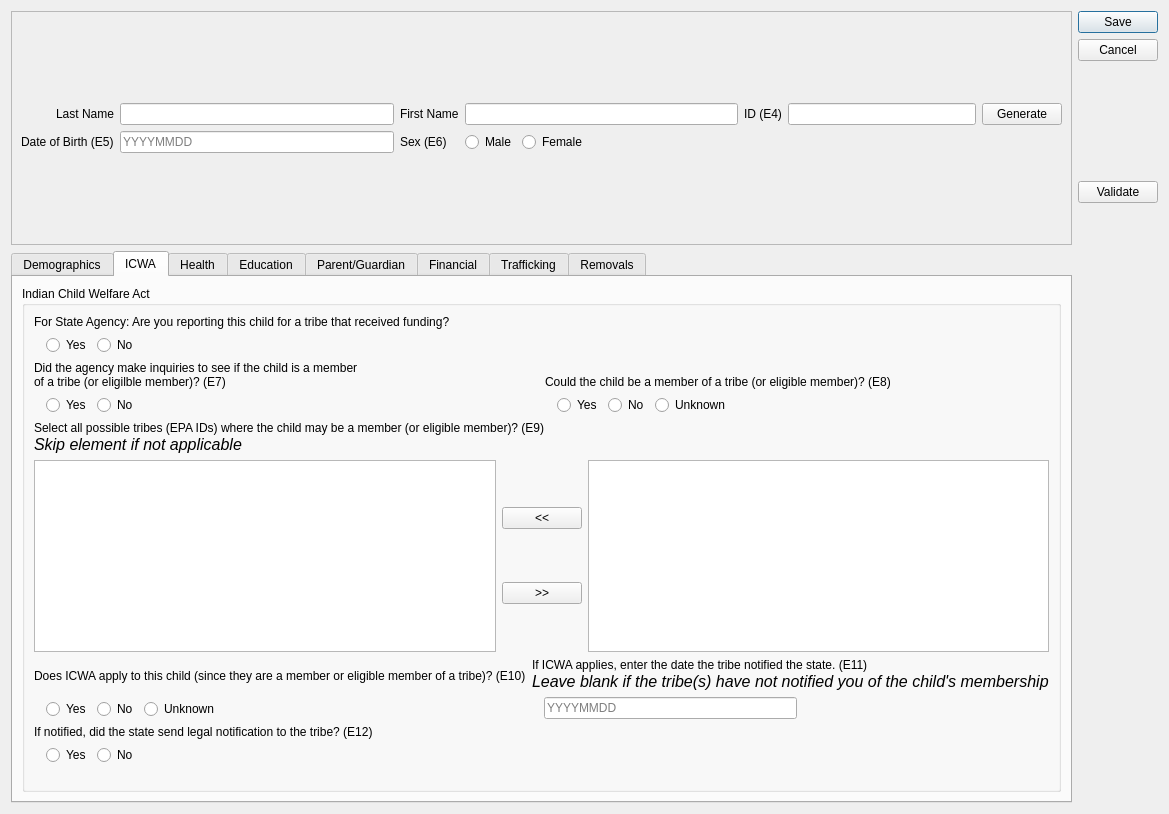
Old version of the form ui/ui_childform.ui in the repository zstamper/AFCARS-AXE.
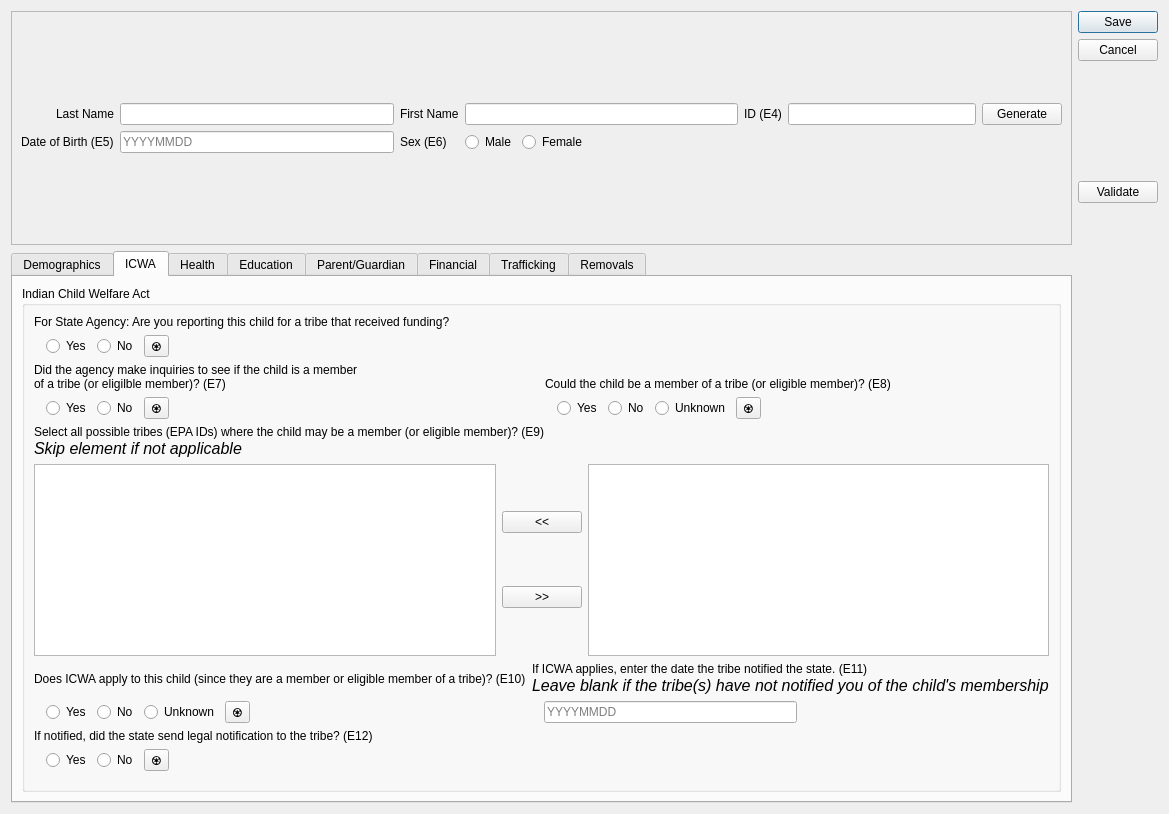
New version of the form. The open tabs and pages were chosen to show the change.

Commit message: Issue 44 - Some removals edit buttons not working

The edit to the form file:
```diff
--- a/ui/ui_childform.ui
+++ b/ui/ui_childform.ui
@@ -577,6 +577,13 @@
                 </attribute>
                </widget>
               </item>
+              <item>
+               <widget class="QToolButton" name="funding_reset">
+                <property name="text">
+                 <string>♼</string>
+                </property>
+               </widget>
+              </item>
               <item>
                <spacer name="horizontalSpacer_23">
                 <property name="orientation">
@@ -628,6 +635,13 @@
                     </attribute>
                    </widget>
                   </item>
+                  <item>
+                   <widget class="QToolButton" name="e7_reset">
+                    <property name="text">
+                     <string>♼</string>
+                    </property>
+                   </widget>
+                  </item>
                   <item>
                    <spacer name="spacer">
                     <property name="orientation">
@@ -692,6 +706,13 @@
                     </attribute>
                    </widget>
                   </item>
+                  <item>
+                   <widget class="QToolButton" name="e8_reset">
+                    <property name="text">
+                     <string>♼</string>
+                    </property>
+                   </widget>
+                  </item>
                   <item>
                    <spacer name="horizontalSpacer_16">
                     <property name="orientation">
@@ -811,6 +832,13 @@
                     </attribute>
                    </widget>
                   </item>
+                  <item>
+                   <widget class="QToolButton" name="e10_reset">
+                    <property name="text">
+                     <string>♼</string>
+                    </property>
+                   </widget>
+                  </item>
                   <item>
                    <spacer name="horizontalSpacer_17">
                     <property name="orientation">
@@ -908,6 +936,13 @@
                   </attribute>
                  </widget>
                 </item>
+                <item>
+                 <widget class="QToolButton" name="e12_reset">
+                  <property name="text">
+                   <string>♼</string>
+                  </property>
+                 </widget>
+                </item>
                 <item>
                  <spacer name="horizontalSpacer_19">
                   <property name="orientation">
```
Left out of the diff: 76 changed lines with no effect on the pictures. The commit also changes 1 other file.
